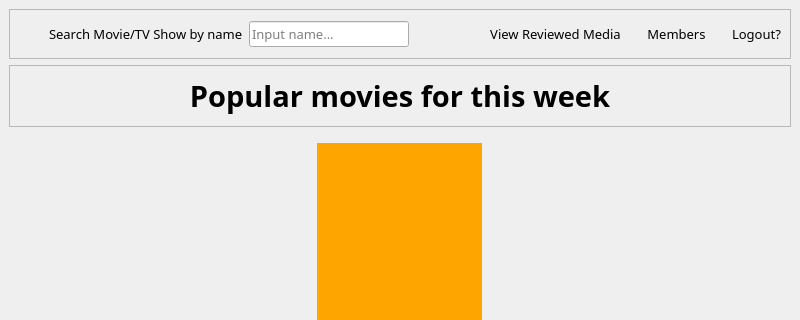
Qt form ui/choose-titles-page.ui (xbryan25/movie-tvshow-review-app) before a commit; both pictures show x 0 to 800 and y 0 to 320 of the 800 by 775 pixel window.
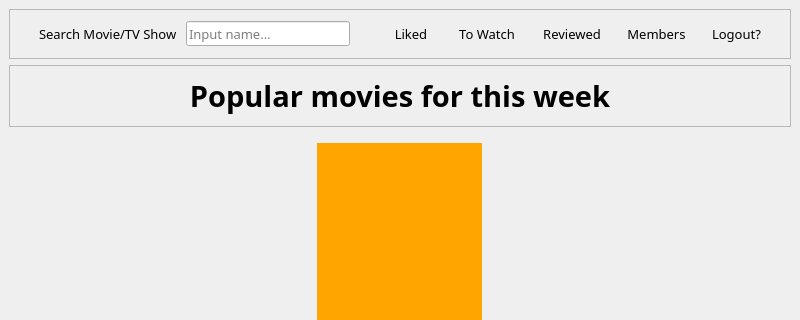
The same form after that commit.

Commit message: Add liked_media page for both liked movies and tv shows, no posters shown yet

Patch:
```diff
--- a/ui/choose-titles-page.ui
+++ b/ui/choose-titles-page.ui
@@ -52,7 +52,7 @@
          </property>
          <property name="sizeHint" stdset="0">
           <size>
-           <width>30</width>
+           <width>20</width>
            <height>20</height>
           </size>
          </property>
@@ -67,12 +67,24 @@
           </font>
          </property>
          <property name="text">
-          <string>Search Movie/TV Show by name</string>
+          <string>Search Movie/TV Show </string>
          </property>
         </widget>
        </item>
        <item>
         <widget class="QLineEdit" name="search_title_line_edit">
+         <property name="minimumSize">
+          <size>
+           <width>0</width>
+           <height>25</height>
+          </size>
+         </property>
+         <property name="maximumSize">
+          <size>
+           <width>16777215</width>
+           <height>25</height>
+          </size>
+         </property>
          <property name="font">
           <font>
            <family>Oswald</family>
@@ -97,14 +109,116 @@
          </property>
          <property name="sizeHint" stdset="0">
           <size>
-           <width>75</width>
+           <width>35</width>
            <height>20</height>
           </size>
          </property>
         </spacer>
        </item>
        <item>
-        <widget class="QPushButton" name="view_media_label">
+        <widget class="QPushButton" name="liked_button">
+         <property name="minimumSize">
+          <size>
+           <width>40</width>
+           <height>0</height>
+          </size>
+         </property>
+         <property name="maximumSize">
+          <size>
+           <width>40</width>
+           <height>30</height>
+          </size>
+         </property>
+         <property name="font">
+          <font>
+           <family>Oswald</family>
+           <pointsize>10</pointsize>
+          </font>
+         </property>
+         <property name="cursor">
+          <cursorShape>PointingHandCursor</cursorShape>
+         </property>
+         <property name="styleSheet">
+          <string notr="true">QPushButton{color: black; border: none; background-color: transparent;}
+QPushButton:hover{color:green}</string>
+         </property>
+         <property name="text">
+          <string>Liked</string>
+         </property>
+         <property name="flat">
+          <bool>true</bool>
+         </property>
+        </widget>
+       </item>
+       <item>
+        <spacer name="h_spacer_3">
+         <property name="orientation">
+          <enum>Qt::Horizontal</enum>
+         </property>
+         <property name="sizeType">
+          <enum>QSizePolicy::Fixed</enum>
+         </property>
+         <property name="sizeHint" stdset="0">
+          <size>
+           <width>20</width>
+           <height>20</height>
+          </size>
+         </property>
+        </spacer>
+       </item>
+       <item>
+        <widget class="QPushButton" name="to_watch_button">
+         <property name="minimumSize">
+          <size>
+           <width>60</width>
+           <height>0</height>
+          </size>
+         </property>
+         <property name="maximumSize">
+          <size>
+           <width>60</width>
+           <height>30</height>
+          </size>
+         </property>
+         <property name="font">
+          <font>
+           <family>Oswald</family>
+           <pointsize>10</pointsize>
+          </font>
+         </property>
+         <property name="cursor">
+          <cursorShape>PointingHandCursor</cursorShape>
+         </property>
+         <property name="styleSheet">
+          <string notr="true">QPushButton{color: black; border: none; background-color: transparent;}
+QPushButton:hover{color:green}</string>
+         </property>
+         <property name="text">
+          <string>To Watch</string>
+         </property>
+         <property name="flat">
+          <bool>true</bool>
+         </property>
+        </widget>
+       </item>
+       <item>
+        <spacer name="h_spacer_4">
+         <property name="orientation">
+          <enum>Qt::Horizontal</enum>
+         </property>
+         <property name="sizeType">
+          <enum>QSizePolicy::Fixed</enum>
+         </property>
+         <property name="sizeHint" stdset="0">
+          <size>
+           <width>20</width>
+           <height>20</height>
+          </size>
+         </property>
+        </spacer>
+       </item>
+       <item>
+        <widget class="QPushButton" name="reviewed_button">
          <property name="minimumSize">
           <size>
            <width>0</width>
@@ -125,7 +239,7 @@
 QPushButton:hover{color:green}</string>
          </property>
          <property name="text">
-          <string>View Reviewed Media</string>
+          <string>Reviewed</string>
          </property>
          <property name="default">
           <bool>false</bool>
@@ -225,6 +339,22 @@
          </property>
         </widget>
        </item>
+       <item>
+        <spacer name="h_spacer_7">
+         <property name="orientation">
+          <enum>Qt::Horizontal</enum>
+         </property>
+         <property name="sizeType">
+          <enum>QSizePolicy::Fixed</enum>
+         </property>
+         <property name="sizeHint" stdset="0">
+          <size>
+           <width>20</width>
+           <height>20</height>
+          </size>
+         </property>
+        </spacer>
+       </item>
       </layout>
      </widget>
     </item>
```
Left out of the diff: 12 changed lines with no effect on the pictures. The commit also changes 7 other files.
